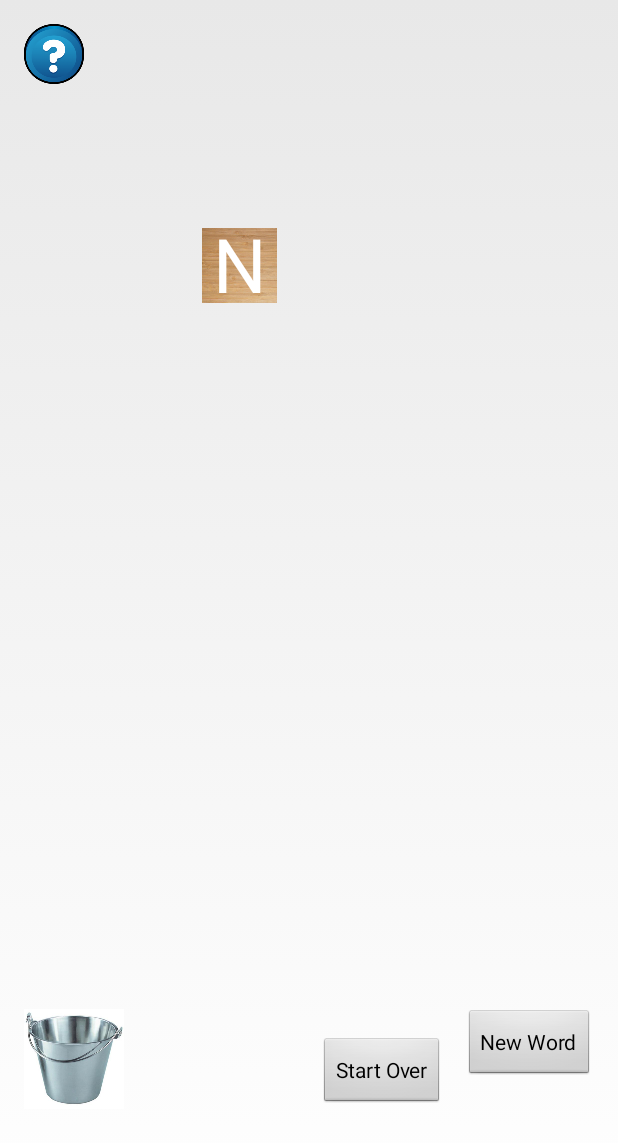
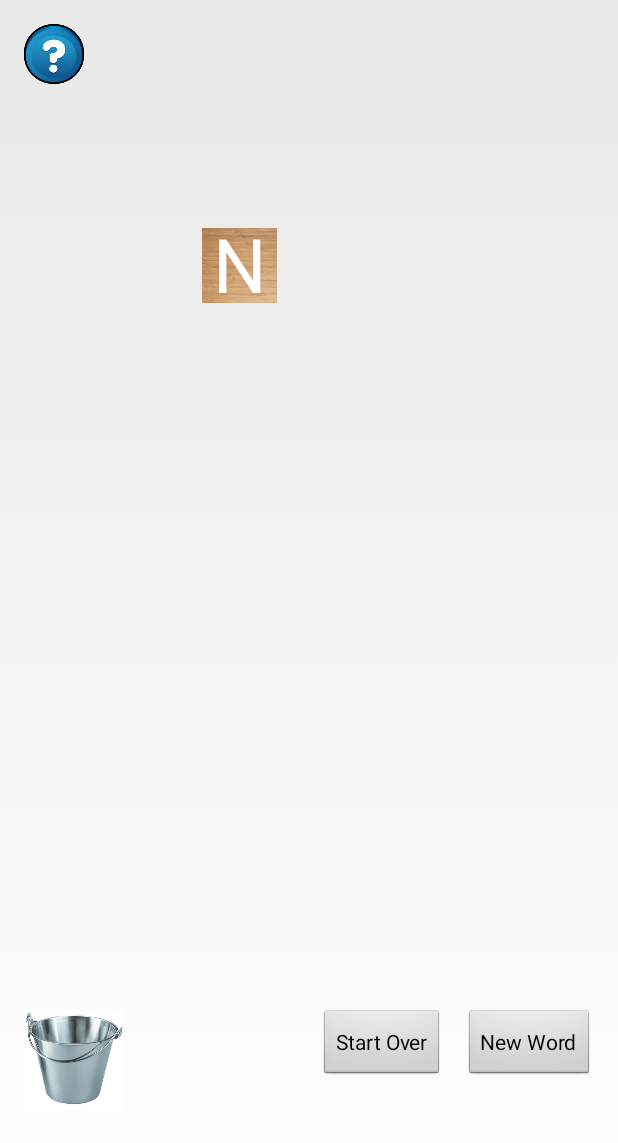
Before and after one commit to randcode-generator/WordGuessingGame_Android, an Android app: the screen it shows after launch (MainActivity), on a phone screen of 412 x 824 dp. Shown: the top 1143 px of the screen. Run offline under Robolectric (Android 15) with nearby library versions, the phone set to English and light mode, and no system bars.

Commit message:
realign buttons

```diff
--- a/app/src/main/res/layout/activity_main.xml
+++ b/app/src/main/res/layout/activity_main.xml
@@ -28,15 +28,6 @@
         android:id="@+id/bucket"
         android:layout_alignParentStart="true" />
 
-    <Button
-        android:text="Start Over"
-        android:layout_width="wrap_content"
-        android:layout_height="wrap_content"
-        android:layout_marginEnd="13dp"
-        android:id="@+id/startoverButton"
-        android:layout_alignBottom="@+id/bucket"
-        android:layout_toStartOf="@+id/newWordButton" />
-
     <ImageView
         android:src="@drawable/helpbutton"
         android:id="@+id/helpButton"
@@ -45,4 +36,14 @@
         android:scaleType="fitXY"
         android:layout_alignParentTop="true"
         android:layout_alignParentStart="true" />
+
+    <Button
+        android:text="Start Over"
+        android:layout_width="wrap_content"
+        android:layout_height="wrap_content"
+        android:layout_marginEnd="13dp"
+        android:id="@+id/startoverButton"
+        android:layout_alignBaseline="@+id/newWordButton"
+        android:layout_alignBottom="@+id/newWordButton"
+        android:layout_toStartOf="@+id/newWordButton" />
 </RelativeLayout>
```
